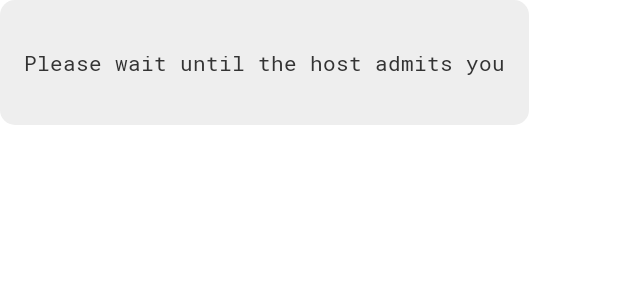
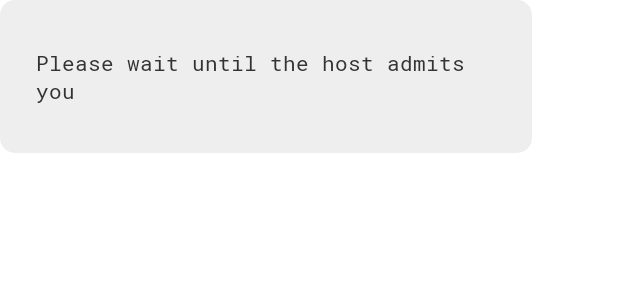
Before and after one commit to lenavollmer/GeZuMi, an Android app: the layout popup_join.xml on its own in the app's theme, with its tools: preview values and no code run, on a phone screen of 412 x 824 dp. Shown: the top 300 px of the screen. Run offline under Robolectric (Android 15) with nearby library versions, the phone set to English and light mode, and no system bars.

Commit message:
fixed popup

```diff
--- a/app/src/main/res/layout/popup_join.xml
+++ b/app/src/main/res/layout/popup_join.xml
@@ -16,11 +16,13 @@
                 android:layout_width="wrap_content"
                 android:layout_height="wrap_content" android:id="@+id/join_text"
                 android:textColor="?attr/popUpTextColor"
+                android:maxEms="16"
+                android:singleLine="false"
                 app:layout_constraintStart_toStartOf="parent" app:layout_constraintEnd_toEndOf="parent"
                 app:layout_constraintTop_toTopOf="parent" android:layout_marginTop="32dp"
                 android:layout_marginBottom="32dp"
                 app:layout_constraintHorizontal_bias="0.55" app:layout_constraintBottom_toBottomOf="parent"
-                android:layout_marginEnd="16dp" android:layout_marginStart="16dp"
+                android:layout_marginEnd="32dp" android:layout_marginStart="24dp"
                 android:fontFamily="@font/roboto_mono"/>
     </androidx.constraintlayout.widget.ConstraintLayout>
 </layout>
```
Also changed, not shown: app/src/main/java/de/htw/gezumi/ClientFragment.kt (+4 -5 lines), app/src/main/java/de/htw/gezumi/util/ComponentExtensions.kt (added, +15 -0 lines).
